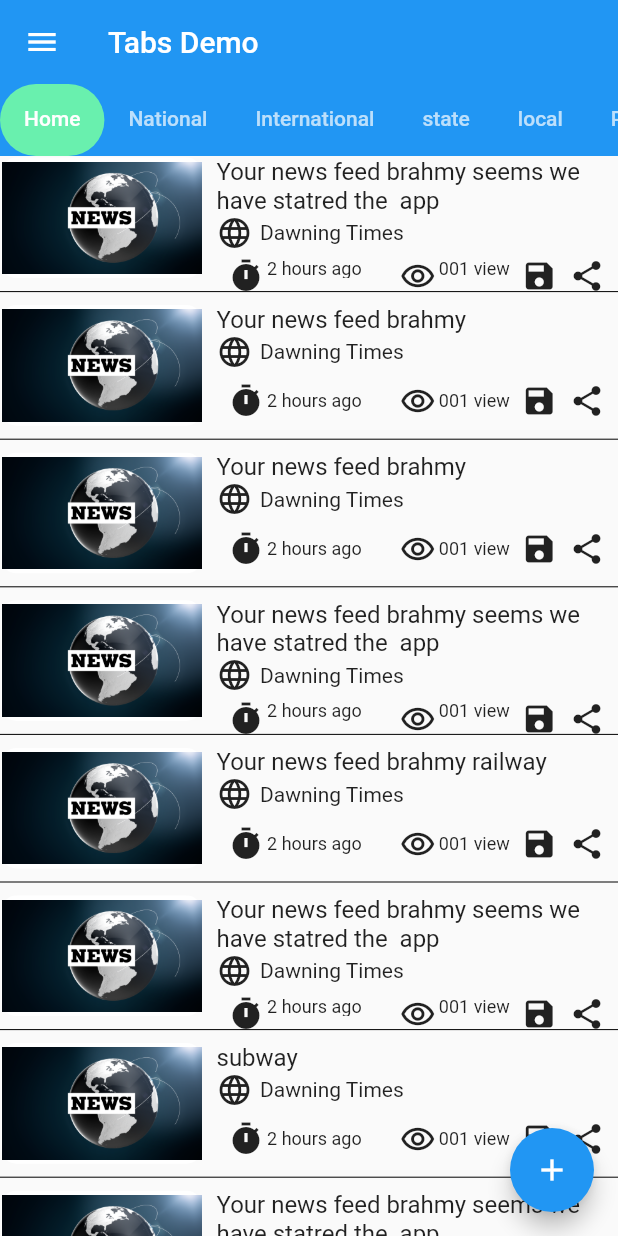
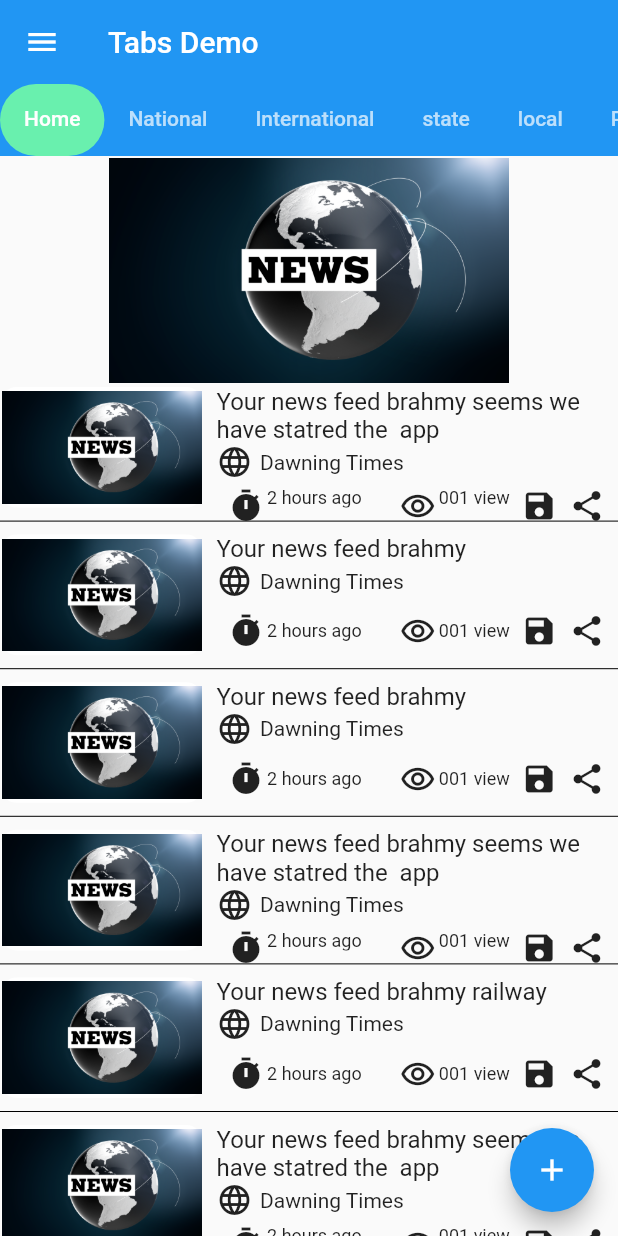
Before and after one commit to brahmy/Dawning-Times, a Flutter app: the screen it shows after launch, after a tap on "English", after a tap on "Log In", on a phone screen of 412 x 824 dp. Run offline on Flutter 3.47's test engine with Material 2 defaults, Android fonts, the phone set to English and light mode, and no system bars; our stand-ins replace carousel_slider, flutter_swiper, geolocator, image_picker; missing offline and left inert: dart:ffi.

```diff
--- a/lib/screens/NewsFeed.dart
+++ b/lib/screens/NewsFeed.dart
@@ -5,6 +5,7 @@ import 'package:dawning_times/screens/HomeNewsFeed.dart';
 import 'package:dawning_times/widgets/NewsFeedCard.dart';
 import 'package:flutter/material.dart';
 import 'package:flutter/widgets.dart';
+import 'package:flutter_swiper/flutter_swiper.dart';
 import 'dart:convert';
 import 'package:http/http.dart' as http;
 
@@ -73,21 +74,30 @@ class NewsFeedHomeState extends State<NewsFeedHome> {
     );
   }
 */
-  @override
+  /* @override
   Widget build(BuildContext context) {
-    /* return FutureBuilder<List<NewsDataModel>>(
+    */ /* return FutureBuilder<List<NewsDataModel>>(
       future: fetchFlowers(),
       builder: (context, snapshot) {
 
         if (!snapshot.hasData) return Center(
             child: CircularProgressIndicator()
         );
-*/
-    return Container(
+*/ /*
+    return Column(
+      children: [
+        Container(
+          child: imageSlider(context),
+        ),
+        Container(
           child:_myListView(context),
+        ),
+
+      ],
+
     );
     // getNewsFeed(wonders);
-    /*ListView(
+    */ /*ListView(
           children: snapshot.data
               .map((data) => Column(children: <Widget>[
             GestureDetector(
@@ -113,12 +123,37 @@ class NewsFeedHomeState extends State<NewsFeedHome> {
 
           ],))
               .toList(),
-        );*/
+        );*/ /*
     // },
     // );
   }
+}*/
+  Widget build(BuildContext context) {
+    return Scaffold(
+      body: SingleChildScrollView(
+        child: Container(
+          child: Column(
+            children: [
+              Padding(
+                padding: const EdgeInsets.fromLTRB(1.0, 1.0, 1.0, 1.0),
+                child: Container(
+                  constraints: BoxConstraints.expand(
+                    height: 150,
+                  ),
+                  child: imageSlider(context),
+                ),
+              ),
+              SizedBox(height: 1.0,),
+              Container(
+                child: _myListView(context),
+              )
+            ],
+          ),
+        ),
+      ),
+    );
   }
-
+}
 Widget _myListView(BuildContext context) {
   final titles = [
     'Your news feed brahmy seems we have statred the  app',
@@ -145,6 +180,10 @@ Widget _myListView(BuildContext context) {
   ];
 
   return ListView.separated(
+    scrollDirection: Axis.vertical,
+    shrinkWrap: true,
+    physics: ScrollPhysics(),
+    padding: EdgeInsets.all(0),
     itemCount: titles.length,
     separatorBuilder: (context, index) {
       return Divider(
@@ -182,7 +221,9 @@ Widget listItems(BuildContext context, int index, List<String> titles) {
               ],
             )), //
       )*/
-          Column(
+          Padding(
+            padding: const EdgeInsets.all(0),
+            child: Column(
         children: [
             Expanded(
               child: Row(
@@ -191,7 +232,7 @@ Widget listItems(BuildContext context, int index, List<String> titles) {
                   Expanded(
                     flex: 1,
                     child: Container(
-                    height: MediaQuery.of(context).size.height * 0.1,
+                      height: MediaQuery.of(context).size.height * 0.2,
                       child: Image.asset('assets/image1.png',
                           height: MediaQuery.of(context).size.height * 0.1),
                       decoration: BoxDecoration(
@@ -201,7 +242,9 @@ Widget listItems(BuildContext context, int index, List<String> titles) {
                   ),
                   SizedBox(width: 10.0),
                   Expanded(
-                  flex: 2,
+                    flex:2,
+                    child: Padding(
+                      padding: const EdgeInsets.all(0),
                       child: Column(
                         crossAxisAlignment: CrossAxisAlignment.start,
                         children: [
@@ -224,6 +267,7 @@ Widget listItems(BuildContext context, int index, List<String> titles) {
                             children: [
                               Row(
                                 children: [
+
                                   Icon(Icons.timer),
                                   SizedBox(width: 2.0),
                                   Text(
@@ -260,11 +304,14 @@ Widget listItems(BuildContext context, int index, List<String> titles) {
                         ],
                       ),
                     ),
+                  ),
                 ],
               ),
             ),
         ],
-      ));
+      ),
+          )
+  );
 }
 
 Widget _bannerImageSlider(BuildContext context) {
@@ -347,3 +394,17 @@ Widget _bannerImageSlider(BuildContext context) {
     ],
   );
 }
+
+Swiper imageSlider(context) {
+  var images = ['assets/image1.png', 'assets/image1.png', 'assets/image1.png','assets/image1.png'];
+  return new Swiper(
+    autoplay: false,
+
+    itemBuilder: (BuildContext context, int index){
+      return new Image.asset(images[index]);
+    },
+    itemCount: images.length,
+    viewportFraction: 0.8,
+    scale: 0.9,
+  );
+}
--- a/pubspec.yaml
+++ b/pubspec.yaml
@@ -33,6 +33,7 @@ dependencies:
   url_launcher: ^5.7.10
   image_cropper: ^1.4.0
   carousel_slider: ^3.0.0
+  flutter_swiper: ^1.1.6
 
 dev_dependencies:
   flutter_test:
```
Also changed, not shown: pubspec.lock. Lines whose indentation alone changed are shown as unchanged.
